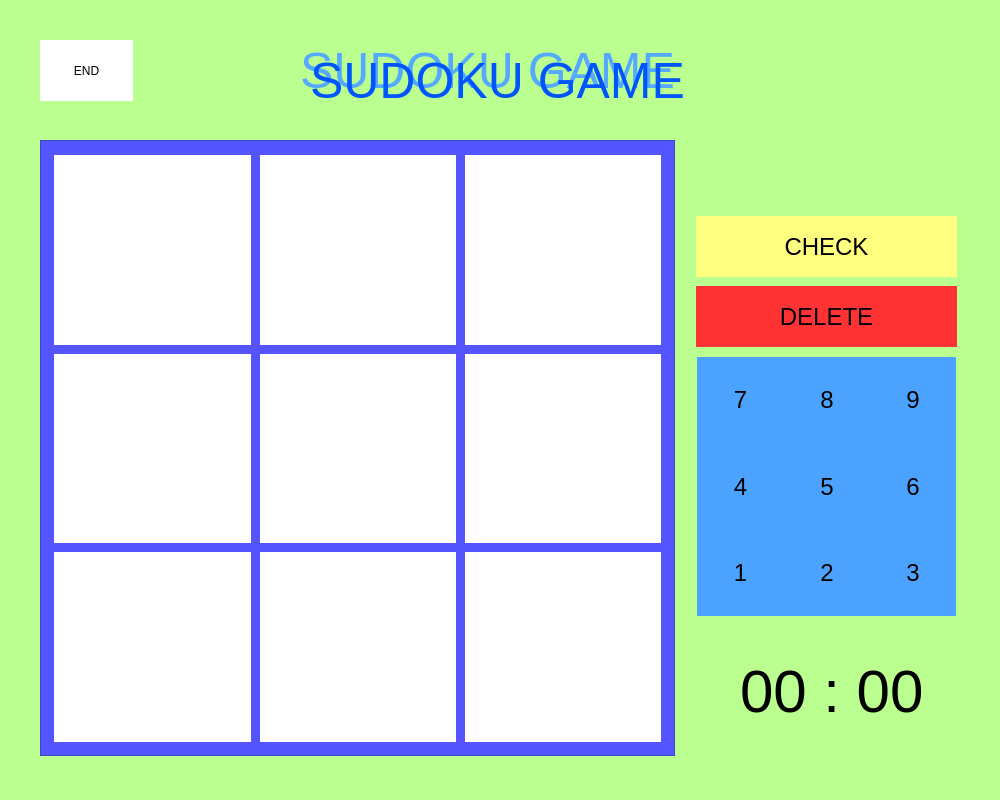
Above: GUI/GUI_sudoku/window3.ui from teeraphat147258/Group12SudokuGame before the change. Below: the same form after it.
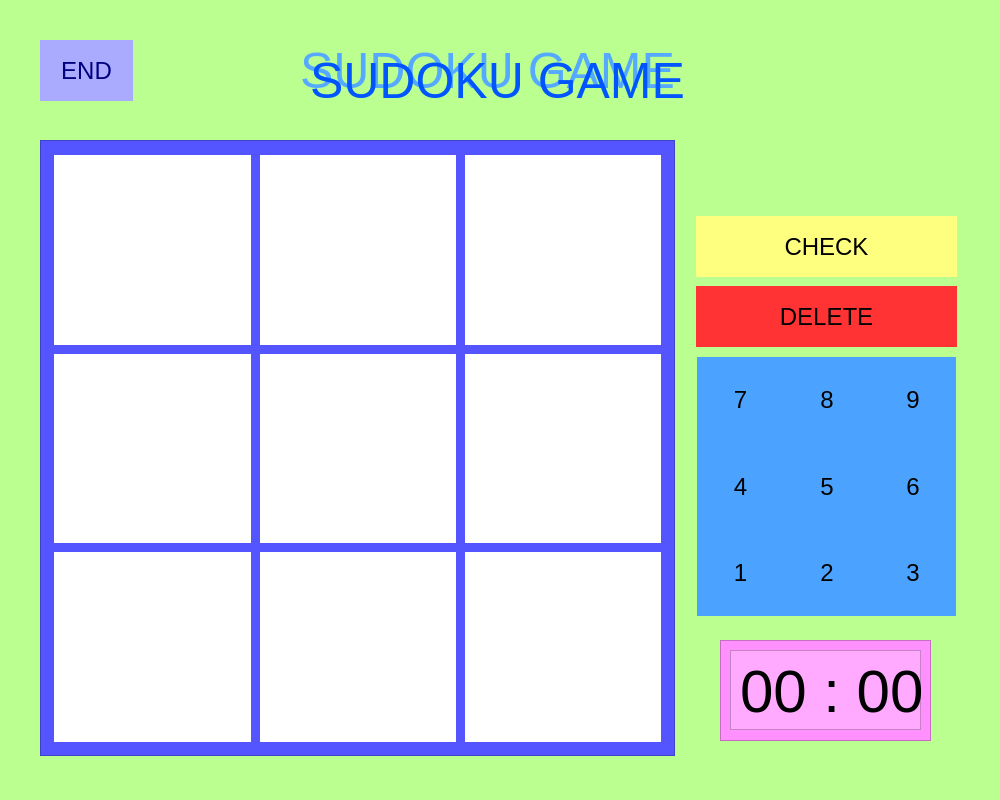
That is the form after the change.

The edit to the form file:
```diff
--- a/GUI/GUI_sudoku/window3.ui
+++ b/GUI/GUI_sudoku/window3.ui
@@ -2383,10 +2383,59 @@
      <height>61</height>
     </rect>
    </property>
+   <property name="styleSheet">
+    <string notr="true">QPushButton{
+	background: rgb(170, 170, 255);
+	font-size: 24px;
+	color: rgb(0, 0, 127);
+}</string>
+   </property>
    <property name="text">
     <string>END</string>
    </property>
   </widget>
+  <widget class="QFrame" name="frame_3">
+   <property name="geometry">
+    <rect>
+     <x>720</x>
+     <y>640</y>
+     <width>211</width>
+     <height>101</height>
+    </rect>
+   </property>
+   <property name="styleSheet">
+    <string notr="true">QWidget{
+	background: rgb(255, 144, 253);
+}</string>
+   </property>
+   <property name="frameShape">
+    <enum>QFrame::StyledPanel</enum>
+   </property>
+   <property name="frameShadow">
+    <enum>QFrame::Raised</enum>
+   </property>
+  </widget>
+  <widget class="QFrame" name="frame_2">
+   <property name="geometry">
+    <rect>
+     <x>730</x>
+     <y>650</y>
+     <width>191</width>
+     <height>80</height>
+    </rect>
+   </property>
+   <property name="styleSheet">
+    <string notr="true">QWidget{
+	background: rgb(255, 170, 255)
+}</string>
+   </property>
+   <property name="frameShape">
+    <enum>QFrame::StyledPanel</enum>
+   </property>
+   <property name="frameShadow">
+    <enum>QFrame::Raised</enum>
+   </property>
+  </widget>
   <zorder>frame</zorder>
   <zorder>pushButton_delete</zorder>
   <zorder>pushButton_check</zorder>
```
Left out of the diff: 4 changed lines with no effect on the pictures.
